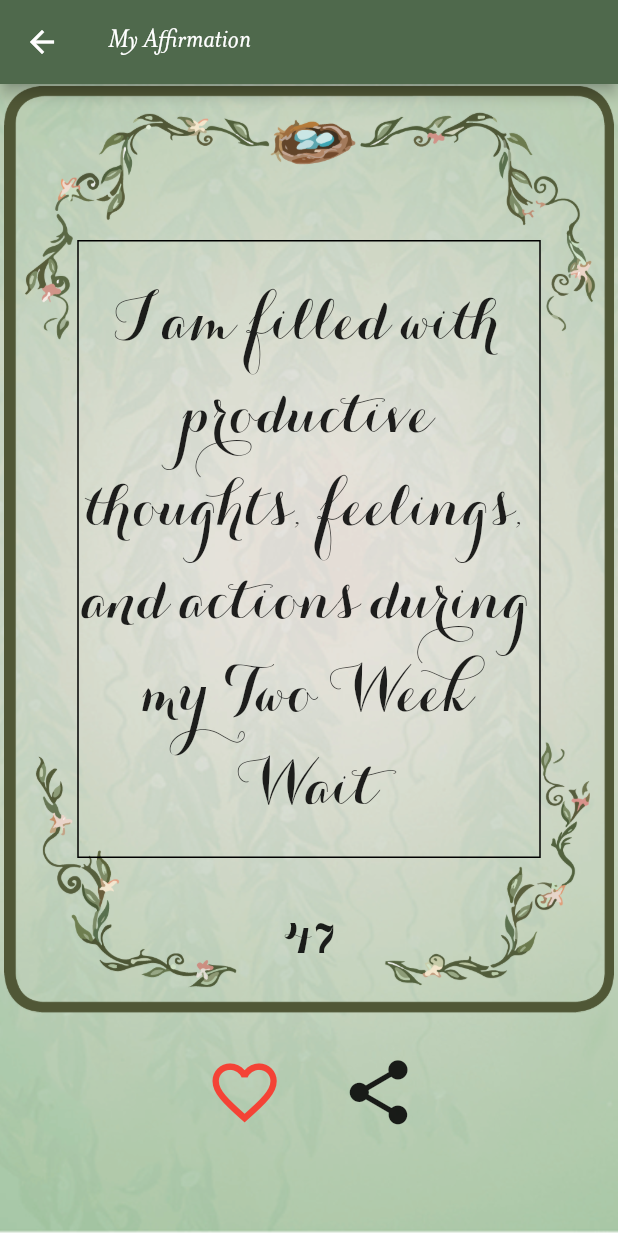
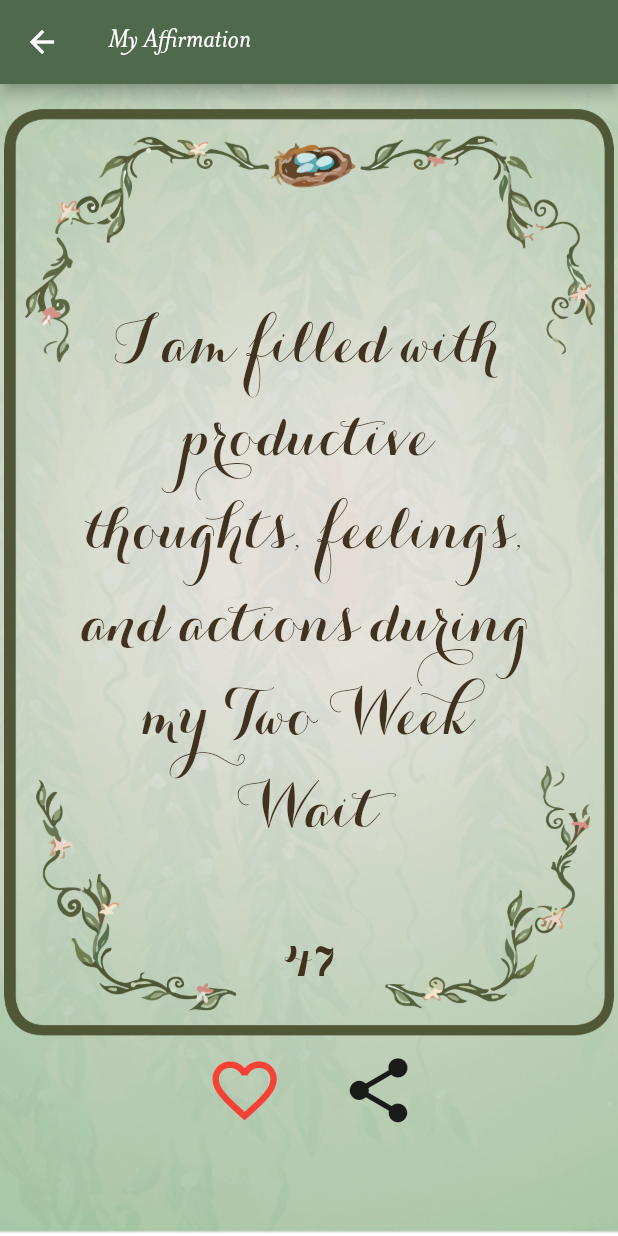
Before and after one commit to CIE-media-team/fertileaffirmations-flutter, a Flutter app: the MyCardRandom screen opened directly, on a phone screen of 412 x 824 dp. Run offline on Flutter 3.47's test engine with Material 2 defaults, Android fonts, the phone set to English and light mode, and no system bars; drawn by our look-alikes of auto_size_text, flip_card; our stand-ins replace dots_indicator, flutter_local_notifications, fluttertoast, package_info, share, shared_preferences; accounts and stored records are empty.

Commit message:
boxes removed, text color

```diff
--- a/assets/textfiles/instructions.txt
+++ b/assets/textfiles/instructions.txt
@@ -4,6 +4,5 @@ Selecting a card from this collection will allow you to view and swipe through a
 In the collection, you have the option to create your own personal affirmation by selecting "Create Card" on the bottom right. If you have changed your mind while creating the card, press the x located next to the checkmark at the top of the screen.
 By pressing "My Creations," only your custom affirmations will display in the collection. Selecting one of these cards will enlarge the card on the screen. Pressing the trash can icon and confirming your decision will delete the created card. Note: you can only delete custom affirmations.**Selecting "Back to Collection" will return you to your collection.
 You can also create your own cards by selecting the "Custom Affirmation" option in the menu.**Selecting the "Favorites" option in the menu will only load all affirmations that you have favorited.**Selecting the "Instructions" option will give you a detailed explanation on how to prepare yourself to receive your affirmation.
-Selecting the "Remind Me" will prompt you with a screen where you can choose a time to be notified of your daily affirmation. Once you receive the notification, you may click on the notification to open the Fertile Affirmations® application and automatically receive your daily affirmation.
-Selecting the "Reset" option will wipe the application of all custom affirmations, unfavorite all favorited cards, and prompt you to once again select your preference.
+Selecting the "Remind Me" will prompt you with a screen where you can choose a time to be notified of your daily affirmation. Once you receive the notification, you may click on the notification to open the Fertile Affirmations® application and automatically receive your daily affirmation.**Selecting the "Reset" option will wipe the application of all custom affirmations, unfavorite all favorited cards, and prompt you to once again select your preference.
 Fertile Affirmations were developed by Windy Ezzell, a Licensed Professional Counselor in Wilmington, North Carolina, who has an extensive background in reproductive health and family building. Proceed to Fertile Affirmations® website by selecting "Learn More" from the menu.**Purchase your own physical Fertile Affirmations® deck by selecting "Purchase Deck" from the menu.
--- a/lib/card-screen-random.dart
+++ b/lib/card-screen-random.dart
@@ -66,39 +66,32 @@ class _MyCard extends State<MyCardRandom> {
             // Center is a layout widget. It takes a single child and positions it
             // in the middle of the parent.
             child: Stack(
-
-                // alignment: AlignmentDirectional.centerStart,
                 children: <Widget>[
               Column(
+                children: <Widget>[
 
-                children: <Widget>[
-                Stack(
-
-                  children: <Widget>[
+                Stack(children: <Widget>[
                   FlipCard(
                       key: cardKey,
                       back: Container(
-                        margin: EdgeInsets.only(top: 1),
+                          margin: EdgeInsets.only(top: MediaQuery.of(context).size.height / 50),
                           height: (MediaQuery.of(context).size.height / 4) * 3,
                           decoration: BoxDecoration(
                               image: DecorationImage(
-
                             image: AssetImage('assets/images/cardBlanknew.png'),
                           )),
                           child: Stack(children: <Widget>[
                             Center(
                                 child: Container(
-                                decoration: BoxDecoration(border: Border.all(color: Colors.black)),
-                                                                         width: ((MediaQuery.of(context)
-                                                          .size
-                                                          .height /
-                                                      4) *
-                                                  3) / 2,
-                                          height: ((MediaQuery.of(context)
-                                                          .size
-                                                          .height /
-                                                      4) *
-                                                  3) /3 *2,
+                              // decoration: BoxDecoration(border: Border.all(color: Colors.black)),
+                              width: ((MediaQuery.of(context).size.height / 4) *
+                                      3) /
+                                  2,
+                              height:
+                                  ((MediaQuery.of(context).size.height / 4) *
+                                          3) /
+                                      3 *
+                                      2,
                               child: Align(
                                   alignment: Alignment.center,
                                   child: AutoSizeText(getCard().cardText,
@@ -107,7 +100,11 @@ class _MyCard extends State<MyCardRandom> {
                                       // maxLines: 4,
                                       style: TextStyle(
                                           fontFamily: "new",
-                                          fontSize: (MediaQuery.of(context).size.height)/20,
+                                          color: Color(0xff41311F),
+                                          fontSize: (MediaQuery.of(context)
+                                                  .size
+                                                  .height) /
+                                              20,
                                           height: 1.5),
                                       textAlign: TextAlign.center)),
 
@@ -121,19 +118,23 @@ class _MyCard extends State<MyCardRandom> {
                               //         ),
                             )),
                             Padding(
-                              padding: EdgeInsets.only( bottom: 30.0),
-                              child:  Align(
+                              padding: EdgeInsets.only(bottom: 30.0),
+                              child: Align(
                                 alignment: Alignment.bottomCenter,
                                 child: AutoSizeText(
                                   getCard().cardID,
                                   // minFontSize: 35,
                                   // maxFontSize: 55,
                                   textAlign: TextAlign.center,
-                                    style: TextStyle(fontFamily: "new", fontSize: (MediaQuery.of(context).size.height)/20),
+                                  style: TextStyle(
+                                      fontFamily: "new",
+                                      color: Color(0xff41311F),
+                                      fontSize:
+                                          (MediaQuery.of(context).size.height) /
+                                              20),
                                 ),
                               ),
                             ),
-
                           ])),
                       front: Container(
                           height: (MediaQuery.of(context).size.height / 4) * 3,
@@ -145,7 +146,7 @@ class _MyCard extends State<MyCardRandom> {
                           )))
                 ]),
                 Container(
-                    height: (MediaQuery.of(context).size.height / 8 -1),
+                    height: (MediaQuery.of(context).size.height / 12),
                     padding: EdgeInsets.all(0),
                     child: Row(
                       crossAxisAlignment: CrossAxisAlignment.center,
--- a/lib/collection-screen.dart
+++ b/lib/collection-screen.dart
@@ -146,7 +146,6 @@ class _Collection extends State<Collection>  {
                             Visibility(
                                 visible: _front,
                                 child: Container(
-                                  decoration: BoxDecoration(border: Border.all(color: Colors.black)),
                                   height: getHeight(),
                                   width: ((MediaQuery.of(context).size.width/5.5)),
                                   child: Align(
@@ -156,10 +155,11 @@ class _Collection extends State<Collection>  {
                                   // maxFontSize: 30,
                                   minFontSize: 5,
                                   textAlign: TextAlign.center,
+
                                   style: TextStyle(
-                                      color: Theme.of(context).primaryColorDark,
                                       fontFamily: "new",
                                       fontSize: getFontSize(),
+                                      color: Color(0xff41311F),
                                       height: 1.2),
                                 )))),
                                 Visibility(
@@ -170,6 +170,8 @@ class _Collection extends State<Collection>  {
                                                   alignment: Alignment.bottomCenter,
                                                   child: AutoSizeText(cards[position].cardID,
                                                 style: TextStyle(fontFamily: "new",
+                                                color: Color(0xff41311F),
+
                                                 fontSize: (MediaQuery.of(context).size.height)/75),),
                                               ),
                                 ))],
```
Also changed, not shown: lib/card-screen.dart (+5 -5 lines), lib/custom-affirmation.dart (+6 -5 lines), lib/instructions.dart (+12 -7 lines), 2 other files. Lines whose indentation alone changed are shown as unchanged.
